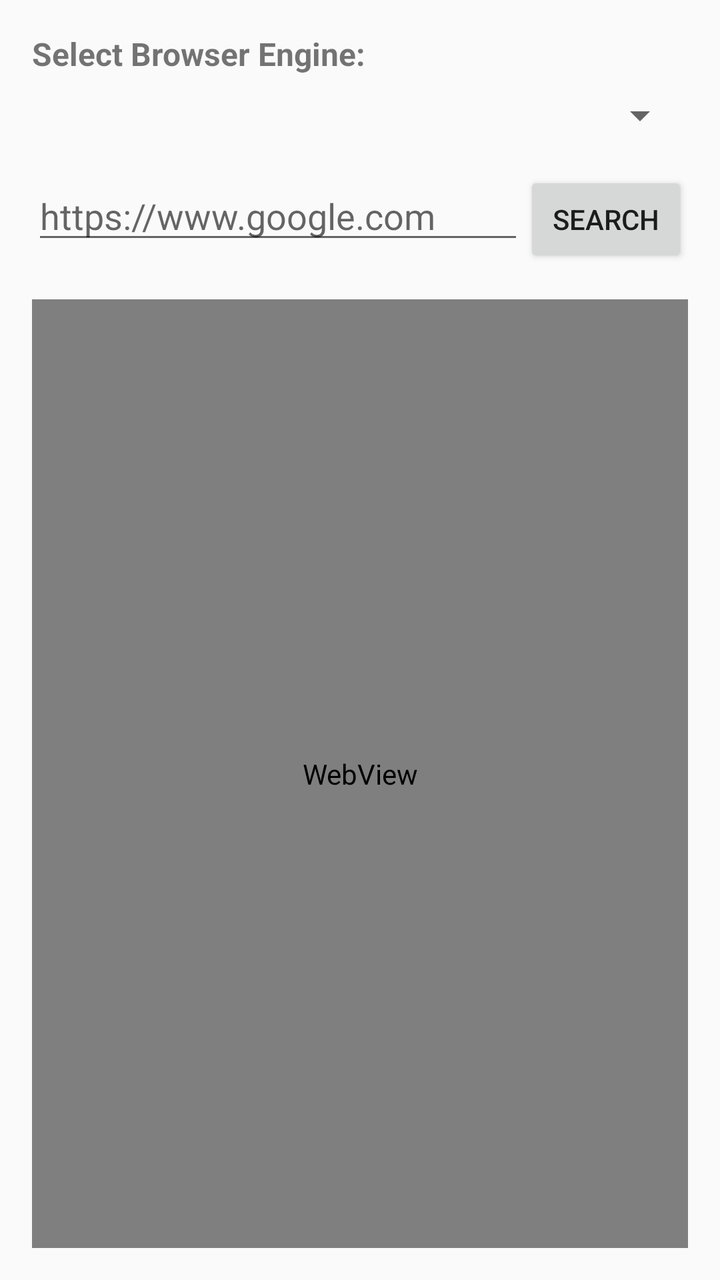
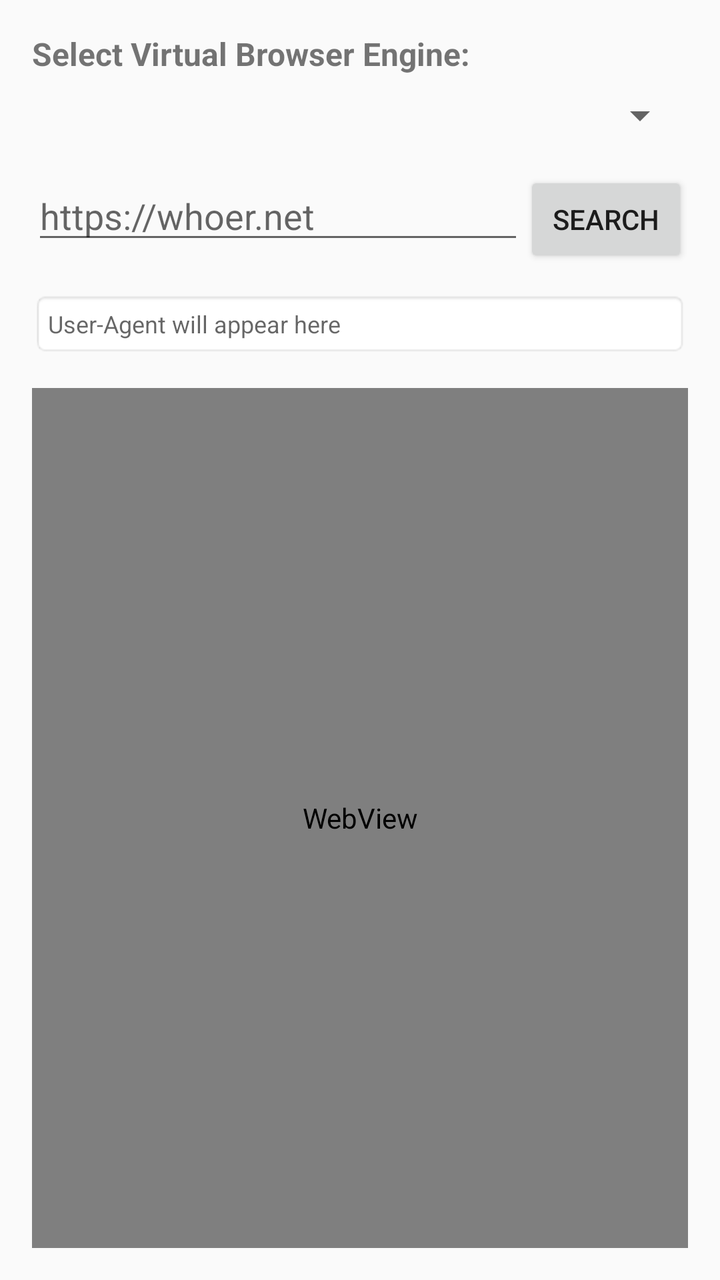

The first picture is an Android layout as it rendered before a commit; the second is the same layout after the commit. The layout source and the unified diff follow.
<!-- AndroidManifest.xml: application theme Theme.AppCompat.Light.NoActionBar -->
<!-- res/layout/activity_main.xml -->
<?xml version="1.0" encoding="utf-8"?>
<LinearLayout xmlns:android="http://schemas.android.com/apk/res/android"
    android:layout_width="match_parent"
    android:layout_height="match_parent"
    android:orientation="vertical"
    android:padding="16dp">

    <TextView
        android:layout_width="wrap_content"
        android:layout_height="wrap_content"
        android:text="Select Browser Engine:"
        android:textStyle="bold"
        android:textSize="16sp"
        android:layout_marginBottom="8dp"/>

    <Spinner
        android:id="@+id/engineSpinner"
        android:layout_width="match_parent"
        android:layout_height="wrap_content"
        android:layout_marginBottom="16dp"/>

    <LinearLayout
        android:layout_width="match_parent"
        android:layout_height="wrap_content"
        android:orientation="horizontal"
        android:layout_marginBottom="16dp">

        <EditText
            android:id="@+id/urlEditText"
            android:layout_width="0dp"
            android:layout_height="wrap_content"
            android:layout_weight="3"
            android:hint="https://www.google.com"
            android:inputType="textUri" />

        <Button
            android:id="@+id/launchButton"
            android:layout_width="0dp"
            android:layout_height="wrap_content"
            android:layout_weight="1"
            android:text="SEARCH" />
    </LinearLayout>

    <WebView
        android:id="@+id/webView"
        android:layout_width="match_parent"
        android:layout_height="match_parent" />

</LinearLayout>
<!-- resources referenced by this layout -->
<resources>

</resources>

<!-- the commit's change to res/layout/activity_main.xml (unified diff, before → after) -->
@@ -8,7 +8,7 @@
     <TextView
         android:layout_width="wrap_content"
         android:layout_height="wrap_content"
-        android:text="Select Browser Engine:"
+        android:text="Select Virtual Browser Engine:"
         android:textStyle="bold"
         android:textSize="16sp"
         android:layout_marginBottom="8dp"/>
@@ -23,14 +23,14 @@
         android:layout_width="match_parent"
         android:layout_height="wrap_content"
         android:orientation="horizontal"
-        android:layout_marginBottom="16dp">
+        android:layout_marginBottom="12dp">
 
         <EditText
-            android:id="@+id/urlEditText"
+            android:id="@+g/urlEditText"
             android:layout_width="0dp"
             android:layout_height="wrap_content"
             android:layout_weight="3"
-            android:hint="https://www.google.com"
+            android:hint="https://whoer.net"
             android:inputType="textUri" />
 
         <Button
@@ -41,6 +41,18 @@
             android:text="SEARCH" />
     </LinearLayout>
 
+    
+    <EditText
+        android:id="@+id/userAgentEditText"
+        android:layout_width="match_parent"
+        android:layout_height="wrap_content"
+        android:textSize="12sp"
+        android:maxLines="3"
+        android:hint="User-Agent will appear here"
+        android:layout_marginBottom="16dp"
+        android:background="@android:drawable/editbox_background_normal"
+        android:padding="8dp"/>
+
     <WebView
         android:id="@+id/webView"
         android:layout_width="match_parent"
